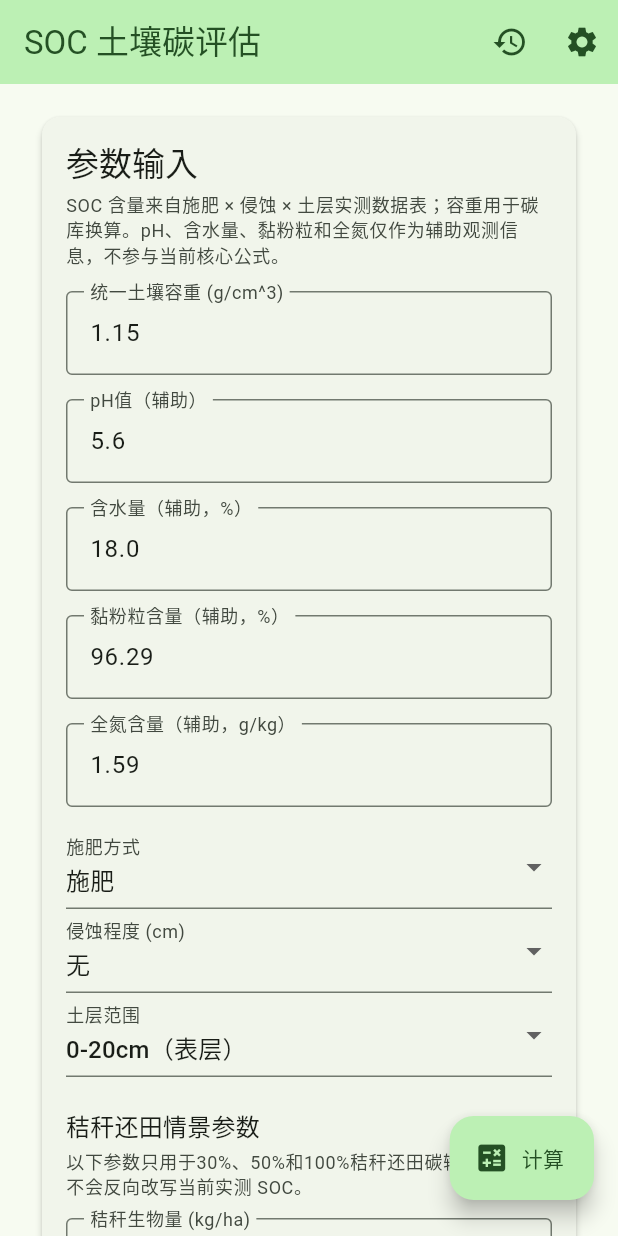
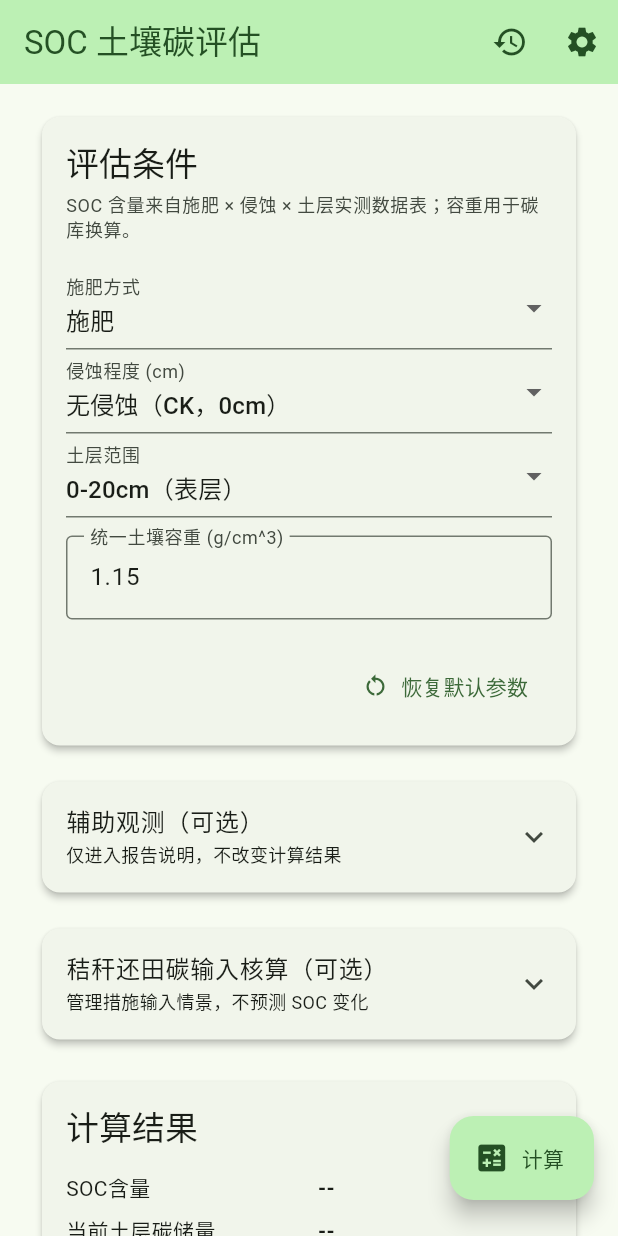
Before and after one commit to Fuck-GH-Admin/SOC-Assessment, a Flutter app: the screen it shows after launch, on a phone screen of 412 x 824 dp. Run offline on Flutter 3.47's test engine with Material 3 defaults, Android fonts, the phone set to English and light mode, and no system bars; our stand-ins replace dio, drift, file_picker, fl_chart, flutter_markdown, flutter_riverpod and 4 more; accounts and stored records are empty; generated files the repository leaves out were written again.

Commit message:
feat(ia): Phase 1 评估页重排 —— 双栏工作台 + 分组折叠 + 状态语义
按产品结构与交互优化方案落地：

- 评估状态机 AssessmentPhaseView（未计算/计算完成未保存/已保存/已失效），
  PhaseBanner 顶部提示条（不弹窗阻断），stale 时禁止导出并提供"重新评估"
- 桌面宽屏：评估页拆分为左参数(40%)/右结果(60%)双栏独立滚动，
  顶部状态条横贯全宽
- 参数分组（方案 §3/§4）：评估条件（施肥/侵蚀/土层/容重）平铺；
  辅助观测（pH/含水量/黏粉粒/全氮）折叠并标注"仅进入报告说明，
  不改变计算结果"；秸秆情景更名"秸秆还田碳输入核算（可选）"，
  标注"管理措施输入情景，不预测 SOC 变化"，默认折叠
- 下拉选项外部语义化："无侵蚀（CK，0cm）""轻度侵蚀（10cm）""重度侵蚀（70cm）"
- 移动端保持单列 + 底部浮动计算按钮

验证：flutter analyze 通过；103 项测试全绿；AppImage 已重打包。

```diff
--- /dev/null
+++ b/soc_app/lib/presentation/models/assessment_phase.dart
@@ -0,0 +1,43 @@
+import 'package:flutter/foundation.dart';
+
+/// 评估记录的生命周期状态（方案 §桌面端/参数修改后状态处理）。
+///
+/// 状态推进：draft → calculated → saved；
+/// 参数在 calculated/saved 之后被修改则进入 stale（旧结果保留但置灰）。
+enum AssessmentPhase {
+  /// 尚未计算（或参数被重置）。
+  draft,
+
+  /// 已完成计算但用户尚未主动保存为评估记录。
+  calculated,
+
+  /// 计算结果已保存为正式评估记录。
+  saved,
+
+  /// 计算完成后参数又被修改：旧结果仅作参考展示，
+  /// 导出/保存/生成报告被禁用，需要重新评估。
+  stale,
+}
+
+/// 当前计算会话的状态机视图，由 CalculatorState 派生。
+@immutable
+class AssessmentPhaseView {
+  final AssessmentPhase phase;
+
+  /// stale 状态下保留展示的旧结果快照描述，用于“参数已修改”提示。
+  final String? staleHint;
+
+  const AssessmentPhaseView({required this.phase, this.staleHint});
+
+  bool get canExport => phase == AssessmentPhase.calculated ||
+      phase == AssessmentPhase.saved;
+
+  bool get resultsDimmed => phase == AssessmentPhase.stale;
+
+  String get label => switch (phase) {
+        AssessmentPhase.draft => '未计算',
+        AssessmentPhase.calculated => '计算完成未保存',
+        AssessmentPhase.saved => '已保存',
+        AssessmentPhase.stale => '参数已修改，当前结果已失效',
+      };
+}
--- a/soc_app/lib/presentation/pages/home/home_page.dart
+++ b/soc_app/lib/presentation/pages/home/home_page.dart
@@ -26,9 +26,11 @@ import 'package:soc_app/presentation/widgets/charts/erosion_bar_chart.dart';
 import 'package:soc_app/presentation/widgets/charts/heatmap_chart.dart';
 import 'package:soc_app/presentation/widgets/charts/pool_pie_chart.dart';
 import 'package:soc_app/presentation/widgets/charts/straw_scenario_chart.dart';
+import 'package:soc_app/presentation/models/assessment_phase.dart';
 import 'package:soc_app/presentation/pages/history/history_page.dart';
 import 'package:soc_app/presentation/pages/resilience/resilience_page.dart';
 import 'package:soc_app/presentation/pages/settings/settings_page.dart';
+import 'package:soc_app/presentation/widgets/phase_banner.dart';
 import 'package:file_picker/file_picker.dart';
 import 'package:share_plus/share_plus.dart';
 
@@ -124,8 +126,14 @@ class _HomePageState extends ConsumerState<HomePage> {
       }
     });
 
+    // 状态机视图：当前先按“已计算/未计算”区分；stale 语义由
+    // 参数修改即清空结果的现有机制保证（修改后 isCalculated 必为 false）。
+    final phase = state.isCalculated
+        ? const AssessmentPhaseView(phase: AssessmentPhase.calculated)
+        : const AssessmentPhaseView(phase: AssessmentPhase.draft);
+
     final calcActions = [
-      if (state.isCalculated)
+      if (state.isCalculated && phase.canExport)
         IconButton(
           icon: _pdfExporting
               ? const SizedBox(
@@ -176,7 +184,9 @@ class _HomePageState extends ConsumerState<HomePage> {
             const ResiliencePage(),
           ],
         ),
-        if (state.isCalculated && _pdfExporting)
+        if (state.isCalculated &&
+            _pdfExporting &&
+            phase.canExport)
           Positioned(
             left: 5000,
             top: 0,
@@ -376,8 +386,127 @@ class _HomePageState extends ConsumerState<HomePage> {
   }
 
   Widget _buildCalcTab(CalculatorState state, ThemeData theme) {
+    final phase = state.isCalculated
+        ? const AssessmentPhaseView(phase: AssessmentPhase.calculated)
+        : const AssessmentPhaseView(phase: AssessmentPhase.draft);
+    return LayoutBuilder(
+      builder: (context, constraints) {
+        final twoColumn = constraints.maxWidth >= _wideBreakpoint;
+        final inputPanel = _buildInputPanel(state, theme);
+        final resultPanel = _buildResultPanel(state, theme, phase);
+        if (!twoColumn) {
           return ListView(
             padding: const EdgeInsets.all(16),
+            children: [
+              inputPanel,
+              if (state.errors.isNotEmpty) ...[
+                const SizedBox(height: 12),
+                _buildErrorCard(state, theme),
+              ],
+              if (state.warnings.isNotEmpty) ...[
+                const SizedBox(height: 12),
+                _buildWarningCard(state, theme),
+              ],
+              const SizedBox(height: 16),
+              resultPanel,
+            ],
+          );
+        }
+        // 桌面工作台：左参数（约 40%）右结果，各自独立滚动。
+        return Column(
+          children: [
+            Padding(
+              padding: const EdgeInsets.fromLTRB(16, 16, 16, 0),
+              child: SizedBox(
+                width: double.infinity,
+                child: PhaseBanner(
+                  view: phase,
+                  onReassess: state.isCalculating
+                      ? null
+                      : () => ref.read(calculatorProvider.notifier).calculate(),
+                ),
+              ),
+            ),
+            Expanded(
+              child: Row(
+                crossAxisAlignment: CrossAxisAlignment.start,
+                children: [
+                  Expanded(
+                    flex: 2,
+                    child: ListView(
+                      padding: const EdgeInsets.all(16),
+                      children: [
+                        inputPanel,
+                        if (state.errors.isNotEmpty) ...[
+                          const SizedBox(height: 12),
+                          _buildErrorCard(state, theme),
+                        ],
+                        if (state.warnings.isNotEmpty) ...[
+                          const SizedBox(height: 12),
+                          _buildWarningCard(state, theme),
+                        ],
+                      ],
+                    ),
+                  ),
+                  Expanded(
+                    flex: 3,
+                    child: ListView(
+                      padding: const EdgeInsets.fromLTRB(0, 16, 16, 16),
+                      children: [resultPanel],
+                    ),
+                  ),
+                ],
+              ),
+            ),
+          ],
+        );
+      },
+    );
+  }
+
+  Widget _buildErrorCard(CalculatorState state, ThemeData theme) {
+    return Card(
+      color: theme.colorScheme.errorContainer,
+      child: Padding(
+        padding: const EdgeInsets.all(16),
+        child: Column(
+          crossAxisAlignment: CrossAxisAlignment.start,
+          children: [
+            Text(
+              '输入错误',
+              style: TextStyle(color: theme.colorScheme.onErrorContainer),
+            ),
+            ...state.errors.map((e) => Text(e)),
+          ],
+        ),
+      ),
+    );
+  }
+
+  Widget _buildWarningCard(CalculatorState state, ThemeData theme) {
+    return Card(
+      color: theme.colorScheme.tertiaryContainer,
+      child: Padding(
+        padding: const EdgeInsets.all(16),
+        child: Column(
+          crossAxisAlignment: CrossAxisAlignment.start,
+          children: [
+            Text(
+              '运行提示',
+              style: TextStyle(
+                color: theme.colorScheme.onTertiaryContainer,
+              ),
+            ),
+            ...state.warnings.map((e) => Text(e)),
+          ],
+        ),
+      ),
+    );
+  }
+
+  Widget _buildInputPanel(CalculatorState state, ThemeData theme) {
+    return Column(
+      crossAxisAlignment: CrossAxisAlignment.start,
       children: [
         Card(
           child: Padding(
@@ -385,87 +514,15 @@ class _HomePageState extends ConsumerState<HomePage> {
             child: Column(
               crossAxisAlignment: CrossAxisAlignment.start,
               children: [
-                Text('参数输入', style: theme.textTheme.titleLarge),
+                Text('评估条件', style: theme.textTheme.titleLarge),
                 const SizedBox(height: 6),
                 Text(
-                  'SOC 含量来自施肥 × 侵蚀 × 土层实测数据表；容重用于碳库换算。'
-                  'pH、含水量、黏粉粒和全氮仅作为辅助观测信息，不参与当前核心公式。',
+                  'SOC 含量来自施肥 × 侵蚀 × 土层实测数据表；容重用于碳库换算。',
                   style: theme.textTheme.bodySmall?.copyWith(
                     color: theme.colorScheme.onSurfaceVariant,
                   ),
                 ),
                 const SizedBox(height: 16),
-                LayoutBuilder(
-                  builder: (context, constraints) {
-                    final wide = constraints.maxWidth > 500;
-                    return Wrap(
-                      spacing: 12,
-                      runSpacing: 4,
-                      children: [
-                        SizedBox(
-                          width: wide ? 220 : double.infinity,
-                          child: _buildTextField(
-                            label: '统一土壤容重 (g/cm^3)',
-                            hint: '0.5-2.5',
-                            controller: _ctrls['bd']!,
-                            enabled: !state.isCalculating && !_pdfExporting,
-                            onChanged: (v) => ref
-                                .read(calculatorProvider.notifier)
-                                .updateBd(v),
-                          ),
-                        ),
-                        SizedBox(
-                          width: wide ? 220 : double.infinity,
-                          child: _buildTextField(
-                            label: 'pH值（辅助）',
-                            hint: '3-11',
-                            controller: _ctrls['ph']!,
-                            enabled: !state.isCalculating && !_pdfExporting,
-                            onChanged: (v) => ref
-                                .read(calculatorProvider.notifier)
-                                .updatePh(v),
-                          ),
-                        ),
-                        SizedBox(
-                          width: wide ? 220 : double.infinity,
-                          child: _buildTextField(
-                            label: '含水量（辅助，%）',
-                            hint: '0-100',
-                            controller: _ctrls['wc']!,
-                            enabled: !state.isCalculating && !_pdfExporting,
-                            onChanged: (v) => ref
-                                .read(calculatorProvider.notifier)
-                                .updateWc(v),
-                          ),
-                        ),
-                        SizedBox(
-                          width: wide ? 220 : double.infinity,
-                          child: _buildTextField(
-                            label: '黏粉粒含量（辅助，%）',
-                            hint: '0-100',
-                            controller: _ctrls['clay']!,
-                            enabled: !state.isCalculating && !_pdfExporting,
-                            onChanged: (v) => ref
-                                .read(calculatorProvider.notifier)
-                                .updateClay(v),
-                          ),
-                        ),
-                        SizedBox(
-                          width: wide ? 220 : double.infinity,
-                          child: _buildTextField(
-                            label: '全氮含量（辅助，g/kg）',
-                            hint: '0-10',
-                            controller: _ctrls['tn']!,
-                            enabled: !state.isCalculating && !_pdfExporting,
-                            onChanged: (v) => ref
-                                .read(calculatorProvider.notifier)
-                                .updateTn(v),
-                          ),
-                        ),
-                      ],
-                    );
-                  },
-                ),
                 DropdownButtonFormField<String>(
                   key: ValueKey(state.params.fert),
                   initialValue: state.params.fert,
@@ -485,16 +542,17 @@ class _HomePageState extends ConsumerState<HomePage> {
                 DropdownButtonFormField<int>(
                   key: ValueKey(state.params.erosion),
                   initialValue: state.params.erosion,
-                  decoration: const InputDecoration(labelText: '侵蚀程度 (cm)'),
+                  decoration:
+                      const InputDecoration(labelText: '侵蚀程度 (cm)'),
                   items: const [
-                    DropdownMenuItem(value: 0, child: Text('无')),
-                    DropdownMenuItem(value: 10, child: Text('轻度 (10cm)')),
+                    DropdownMenuItem(value: 0, child: Text('无侵蚀（CK，0cm）')),
+                    DropdownMenuItem(value: 10, child: Text('轻度侵蚀（10cm）')),
                     DropdownMenuItem(value: 20, child: Text('20cm')),
                     DropdownMenuItem(value: 30, child: Text('30cm')),
                     DropdownMenuItem(value: 40, child: Text('40cm')),
                     DropdownMenuItem(value: 50, child: Text('50cm')),
                     DropdownMenuItem(value: 60, child: Text('60cm')),
-                    DropdownMenuItem(value: 70, child: Text('重度 (70cm)')),
+                    DropdownMenuItem(value: 70, child: Text('重度侵蚀（70cm）')),
                   ],
                   onChanged: state.isCalculating || _pdfExporting
                       ? null
@@ -527,62 +585,14 @@ class _HomePageState extends ConsumerState<HomePage> {
                           }
                         },
                 ),
-                const SizedBox(height: 20),
-                Text('秸秆还田情景参数', style: theme.textTheme.titleMedium),
-                const SizedBox(height: 4),
-                Text(
-                  '以下参数只用于30%、50%和100%秸秆还田碳输入情景，不会反向改写当前实测 SOC。',
-                  style: theme.textTheme.bodySmall?.copyWith(
-                    color: theme.colorScheme.onSurfaceVariant,
-                  ),
-                ),
                 const SizedBox(height: 12),
-                LayoutBuilder(
-                  builder: (context, constraints) {
-                    final wide = constraints.maxWidth > 500;
-                    return Wrap(
-                      spacing: 12,
-                      runSpacing: 4,
-                      children: [
-                        SizedBox(
-                          width: wide ? 220 : double.infinity,
-                          child: _buildTextField(
-                            label: '秸秆生物量 (kg/ha)',
-                            hint: '例如 8500',
-                            controller: _ctrls['cropBiomass']!,
+                _buildTextField(
+                  label: '统一土壤容重 (g/cm^3)',
+                  hint: '0.5-2.5',
+                  controller: _ctrls['bd']!,
                   enabled: !state.isCalculating && !_pdfExporting,
-                            onChanged: (v) => ref
-                                .read(calculatorProvider.notifier)
-                                .updateCropBiomass(v),
-                          ),
-                        ),
-                        SizedBox(
-                          width: wide ? 220 : double.infinity,
-                          child: _buildTextField(
-                            label: '秸秆碳含量比例 (0-1)',
-                            hint: '例如 0.45',
-                            controller: _ctrls['strawCarbonRatio']!,
-                            enabled: !state.isCalculating && !_pdfExporting,
-                            onChanged: (v) => ref
-                                .read(calculatorProvider.notifier)
-                                .updateStrawCarbonRatio(v),
-                          ),
-                        ),
-                        SizedBox(
-                          width: wide ? 220 : double.infinity,
-                          child: _buildTextField(
-                            label: '基础凋落物碳输入 (kg C/m²)',
-                            hint: '例如 0.15',
-                            controller: _ctrls['litterCarbonInput']!,
-                            enabled: !state.isCalculating && !_pdfExporting,
-                            onChanged: (v) => ref
-                                .read(calculatorProvider.notifier)
-                                .updateLitterCarbonInput(v),
-                          ),
-                        ),
-                      ],
-                    );
-                  },
+                  onChanged: (v) =>
+                      ref.read(calculatorProvider.notifier).updateBd(v),
                 ),
                 const SizedBox(height: 8),
                 Align(
@@ -604,43 +614,112 @@ class _HomePageState extends ConsumerState<HomePage> {
             ),
           ),
         ),
-        if (state.errors.isNotEmpty)
+        const SizedBox(height: 12),
+        // 辅助观测：不参与计算，默认折叠（方案 §3）。
         Card(
-            color: theme.colorScheme.errorContainer,
-            child: Padding(
-              padding: const EdgeInsets.all(16),
-              child: Column(
-                crossAxisAlignment: CrossAxisAlignment.start,
+          child: Theme(
+            data: theme.copyWith(dividerColor: Colors.transparent),
+            child: ExpansionTile(
+              tilePadding: const EdgeInsets.symmetric(horizontal: 16),
+              childrenPadding: const EdgeInsets.fromLTRB(16, 0, 16, 16),
+              title: const Text('辅助观测（可选）'),
+              subtitle: const Text(
+                '仅进入报告说明，不改变计算结果',
+                style: TextStyle(fontSize: 12),
+              ),
               children: [
-                  Text(
-                    '输入错误',
-                    style: TextStyle(color: theme.colorScheme.onErrorContainer),
+                _buildTextField(
+                  label: 'pH值',
+                  hint: '3-11',
+                  controller: _ctrls['ph']!,
+                  enabled: !state.isCalculating && !_pdfExporting,
+                  onChanged: (v) =>
+                      ref.read(calculatorProvider.notifier).updatePh(v),
                 ),
-                  ...state.errors.map((e) => Text(e)),
+                _buildTextField(
+                  label: '含水量 (%)',
+                  hint: '0-100',
+                  controller: _ctrls['wc']!,
+                  enabled: !state.isCalculating && !_pdfExporting,
+                  onChanged: (v) =>
+                      ref.read(calculatorProvider.notifier).updateWc(v),
+                ),
+                _buildTextField(
+                  label: '黏粉粒含量 (%)',
+                  hint: '0-100',
+                  controller: _ctrls['clay']!,
+                  enabled: !state.isCalculating && !_pdfExporting,
+                  onChanged: (v) =>
+                      ref.read(calculatorProvider.notifier).updateClay(v),
+                ),
+                _buildTextField(
+                  label: '全氮含量 (g/kg)',
+                  hint: '0-10',
+                  controller: _ctrls['tn']!,
+                  enabled: !state.isCalculating && !_pdfExporting,
+                  onChanged: (v) =>
+                      ref.read(calculatorProvider.notifier).updateTn(v),
+                ),
               ],
             ),
           ),
         ),
-        if (state.warnings.isNotEmpty)
+        const SizedBox(height: 12),
+        // 管理情景：秸秆碳输入核算，默认折叠（方案 §4）。
         Card(
-            color: theme.colorScheme.tertiaryContainer,
-            child: Padding(
-              padding: const EdgeInsets.all(16),
-              child: Column(
-                crossAxisAlignment: CrossAxisAlignment.start,
+          child: Theme(
+            data: theme.copyWith(dividerColor: Colors.transparent),
+            child: ExpansionTile(
+              tilePadding: const EdgeInsets.symmetric(horizontal: 16),
+              childrenPadding: const EdgeInsets.fromLTRB(16, 0, 16, 16),
+              title: const Text('秸秆还田碳输入核算（可选）'),
+              subtitle: const Text(
+                '管理措施输入情景，不预测 SOC 变化',
+                style: TextStyle(fontSize: 12),
+              ),
               children: [
-                  Text(
-                    '运行提示',
-                    style: TextStyle(
-                      color: theme.colorScheme.onTertiaryContainer,
+                _buildTextField(
+                  label: '秸秆生物量 (kg/ha)',
+                  hint: '例如 8500',
+                  controller: _ctrls['cropBiomass']!,
+                  enabled: !state.isCalculating && !_pdfExporting,
+                  onChanged: (v) =>
+                      ref.read(calculatorProvider.notifier).updateCropBiomass(v),
                 ),
+                _buildTextField(
+                  label: '秸秆碳含量比例 (0-1)',
+                  hint: '例如 0.45',
+                  controller: _ctrls['strawCarbonRatio']!,
+                  enabled: !state.isCalculating && !_pdfExporting,
+                  onChanged: (v) => ref
+                      .read(calculatorProvider.notifier)
+                      .updateStrawCarbonRatio(v),
                 ),
-                  ...state.warnings.map((e) => Text(e)),
+                _buildTextField(
+                  label: '基础凋落物碳输入 (kg C/m²)',
+                  hint: '例如 0.15',
+                  controller: _ctrls['litterCarbonInput']!,
+                  enabled: !state.isCalculating && !_pdfExporting,
+                  onChanged: (v) => ref
+                      .read(calculatorProvider.notifier)
+                      .updateLitterCarbonInput(v),
+                ),
               ],
             ),
           ),
         ),
-        const SizedBox(height: 16),
+      ],
+    );
+  }
+
+  Widget _buildResultPanel(
+    CalculatorState state,
+    ThemeData theme,
+    AssessmentPhaseView phase,
+  ) {
+    return Column(
+      crossAxisAlignment: CrossAxisAlignment.start,
+      children: [
         Card(
           child: Padding(
             padding: const EdgeInsets.all(16),
--- a/soc_app/lib/presentation/pages/resilience/resilience_page.dart
+++ b/soc_app/lib/presentation/pages/resilience/resilience_page.dart
@@ -115,7 +115,7 @@ class ResiliencePage extends ConsumerWidget {
       padding: const EdgeInsets.only(top: 8, bottom: 8),
       child: Column(
         crossAxisAlignment: CrossAxisAlignment.start,
-        children: [
+      children: [
           Text(title, style: theme.textTheme.titleMedium),
           Text(
             subtitle,
--- /dev/null
+++ b/soc_app/lib/presentation/widgets/phase_banner.dart
@@ -0,0 +1,70 @@
+import 'package:flutter/material.dart';
+
+import '../models/assessment_phase.dart';
+
+/// 方案 §细节交互：状态条采用顶部提示而非弹窗阻断。
+/// 展示当前评估生命周期（未计算 / 计算完成未保存 / 已保存 /
+/// 参数已修改失效），并携带主行动按钮。
+class PhaseBanner extends StatelessWidget {
+  final AssessmentPhaseView view;
+  final VoidCallback? onReassess;
+
+  const PhaseBanner({super.key, required this.view, this.onReassess});
+
+  @override
+  Widget build(BuildContext context) {
+    final theme = Theme.of(context);
+    final cs = theme.colorScheme;
+    final (color, fg, icon) = switch (view.phase) {
+      AssessmentPhase.draft => (
+        cs.surfaceContainerHighest,
+        cs.onSurfaceVariant,
+        Icons.radio_button_unchecked,
+      ),
+      AssessmentPhase.calculated => (
+        cs.primaryContainer,
+        cs.onPrimaryContainer,
+        Icons.check_circle_outline,
+      ),
+      AssessmentPhase.saved => (
+        cs.primaryContainer,
+        cs.onPrimaryContainer,
+        Icons.bookmark_added_outlined,
+      ),
+      AssessmentPhase.stale => (
+        cs.errorContainer,
+        cs.onErrorContainer,
+        Icons.warning_amber_outlined,
+      ),
+    };
+
+    return Container(
+      padding: const EdgeInsets.symmetric(horizontal: 14, vertical: 8),
+      decoration: BoxDecoration(
+        color: color,
+        borderRadius: BorderRadius.circular(8),
+      ),
+      child: Row(
+        children: [
+          Icon(icon, size: 16, color: fg),
+          const SizedBox(width: 8),
+          Expanded(
+            child: Text(
+              view.label,
+              style: theme.textTheme.bodySmall?.copyWith(color: fg),
+            ),
+          ),
+          if (view.phase == AssessmentPhase.stale)
+            TextButton(
+              onPressed: onReassess,
+              style: TextButton.styleFrom(
+                foregroundColor: fg,
+                visualDensity: VisualDensity.compact,
+              ),
+              child: const Text('重新评估'),
+            ),
+        ],
+      ),
+    );
+  }
+}
```
Lines whose indentation alone changed are shown as unchanged.
